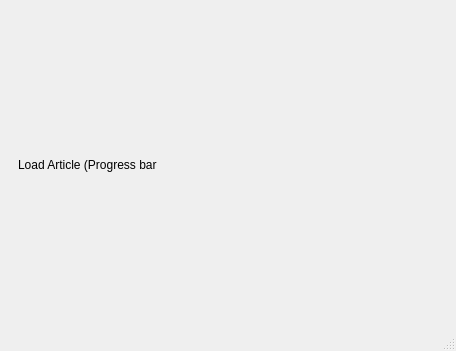
The window that wikionboard.ui (cip/WikiOnBoard) describes before a commit, drawn with Qt 5.
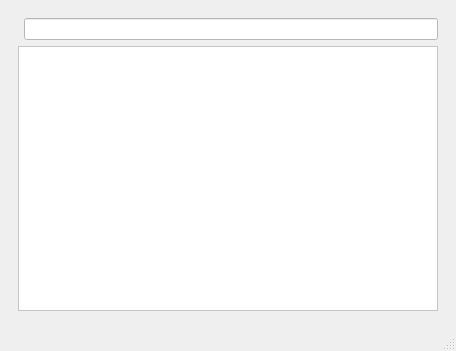
The same window after the commit. The open tabs and pages were chosen to show the change.

What changed in the file:
```diff
--- a/wikionboard.ui
+++ b/wikionboard.ui
@@ -23,8 +23,8 @@
    <string notr="true"/>
   </property>
   <widget class="QWidget" name="centralwidget">
-   <layout class="QGridLayout" name="gridLayout">
-    <item row="0" column="0">
+   <layout class="QHBoxLayout" name="horizontalLayout_2">
+    <item>
      <widget class="QStackedWidget" name="stackedWidget">
       <property name="currentIndex">
        <number>0</number>
@@ -94,17 +94,7 @@
         </item>
        </layout>
       </widget>
-      <widget class="QWidget" name="progressPage">
-       <layout class="QHBoxLayout" name="horizontalLayout">
-        <item>
-         <widget class="QLabel" name="labelLoadArticle">
-          <property name="text">
-           <string>Load Article (Progress bar </string>
-          </property>
-         </widget>
-        </item>
-       </layout>
-      </widget>
+      <widget class="QWidget" name="articlePageWebkit"/>
      </widget>
     </item>
    </layout>
```
Left out of the diff: 2 changed lines with no effect on the pictures.
